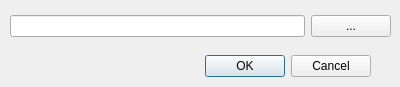
First picture: the form in src/ZebToolbox/zeb_toolbox_dialog_base.ui, repository jagodki/zebtoolbox, before the edit.
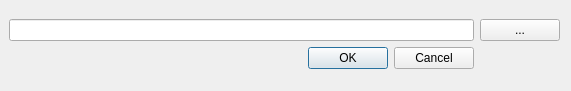
Second picture: the form after the edit.

Patch:
```diff
--- a/src/ZebToolbox/zeb_toolbox_dialog_base.ui
+++ b/src/ZebToolbox/zeb_toolbox_dialog_base.ui
@@ -6,48 +6,46 @@
    <rect>
     <x>0</x>
     <y>0</y>
-    <width>400</width>
-    <height>87</height>
+    <width>571</width>
+    <height>91</height>
    </rect>
   </property>
   <property name="windowTitle">
    <string>ZEB Toolbox</string>
   </property>
-  <widget class="QDialogButtonBox" name="button_box">
+  <widget class="QWidget" name="gridLayoutWidget_2">
    <property name="geometry">
     <rect>
-     <x>30</x>
-     <y>50</y>
-     <width>341</width>
-     <height>32</height>
+     <x>9</x>
+     <y>9</y>
+     <width>551</width>
+     <height>71</height>
     </rect>
    </property>
-   <property name="orientation">
-    <enum>Qt::Horizontal</enum>
-   </property>
-   <property name="standardButtons">
-    <set>QDialogButtonBox::Cancel|QDialogButtonBox::Ok</set>
-   </property>
-  </widget>
-  <widget class="QWidget" name="">
-   <property name="geometry">
-    <rect>
-     <x>10</x>
-     <y>10</y>
-     <width>381</width>
-     <height>33</height>
-    </rect>
-   </property>
-   <layout class="QHBoxLayout" name="horizontalLayout">
-    <item>
-     <widget class="QLineEdit" name="lineEdit"/>
-    </item>
-    <item>
-     <widget class="QPushButton" name="pushButton">
-      <property name="text">
-       <string>...</string>
-      </property>
-     </widget>
+   <layout class="QGridLayout" name="gridLayout_2">
+    <item row="0" column="0">
+     <layout class="QGridLayout" name="gridLayout">
+      <item row="0" column="0">
+       <widget class="QLineEdit" name="lineEditSelectZebFile"/>
+      </item>
+      <item row="0" column="1">
+       <widget class="QPushButton" name="pushButtonSelectZebFile">
+        <property name="text">
+         <string>...</string>
+        </property>
+       </widget>
+      </item>
+      <item row="1" column="0">
+       <widget class="QDialogButtonBox" name="button_box">
+        <property name="orientation">
+         <enum>Qt::Horizontal</enum>
+        </property>
+        <property name="standardButtons">
+         <set>QDialogButtonBox::Cancel|QDialogButtonBox::Ok</set>
+        </property>
+       </widget>
+      </item>
+     </layout>
     </item>
    </layout>
   </widget>
```
